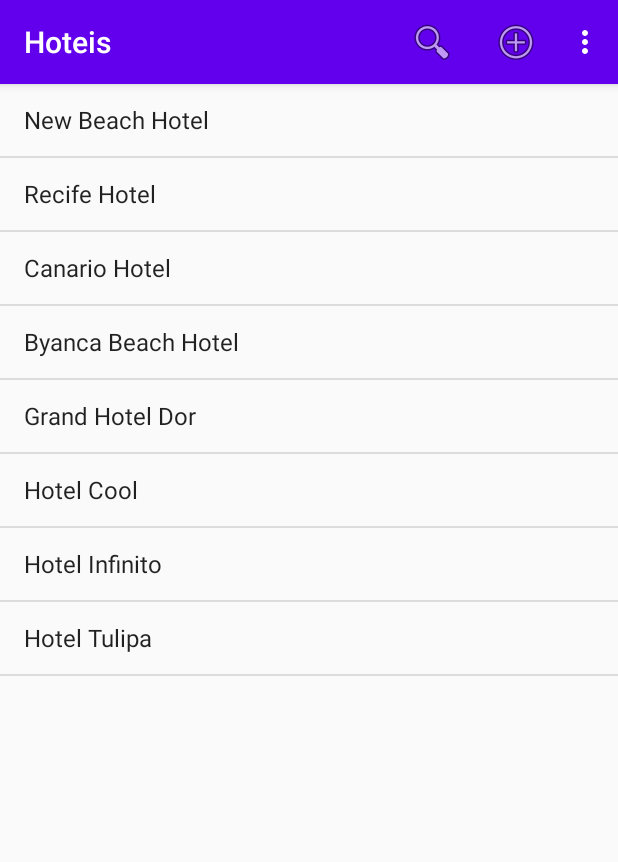
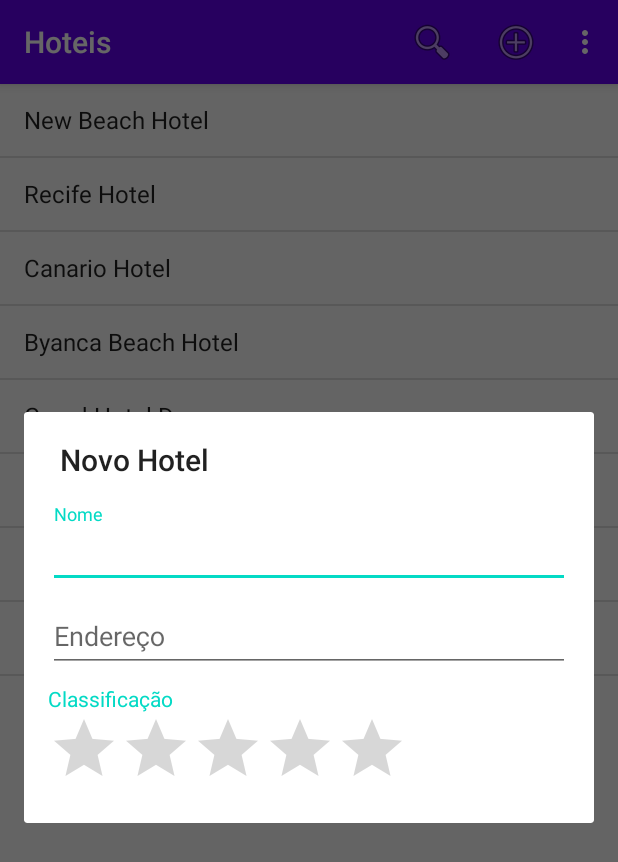
Before and after one commit to jdaibello/hoteis, an Android app: the screen it shows after launch (HotelActivity), after a tap on "Novo Hotel", on a phone screen of 412 x 824 dp. Shown: the top 862 px of the screen. Run offline under Robolectric (Android 15) with nearby library versions, the phone set to English and light mode, and no system bars.

Commit message:
Adicionando novos hotéis e usando o botão Up

```diff
--- a/app/build.gradle
+++ b/app/build.gradle
@@ -30,6 +30,7 @@ dependencies {
     implementation 'androidx.core:core-ktx:1.3.0'
     implementation 'androidx.appcompat:appcompat:1.1.0'
     implementation 'androidx.constraintlayout:constraintlayout:1.1.3'
+    implementation 'com.google.android.material:material:1.1.0'
     testImplementation 'junit:junit:4.12'
     androidTestImplementation 'androidx.test.ext:junit:1.1.1'
     androidTestImplementation 'androidx.test.espresso:espresso-core:3.2.0'
--- a/app/src/main/java/dominando/android/hoteis/HotelActivity.kt
+++ b/app/src/main/java/dominando/android/hoteis/HotelActivity.kt
@@ -9,7 +9,8 @@ import androidx.appcompat.app.AppCompatActivity
 import androidx.appcompat.widget.SearchView
 
 class HotelActivity : AppCompatActivity(), HotelListFragment.OnHotelClickListener,
-        SearchView.OnQueryTextListener, MenuItem.OnActionExpandListener {
+        SearchView.OnQueryTextListener, MenuItem.OnActionExpandListener,
+        HotelFormFragment.OnHotelSavedListener {
 
     private var lastSearchTerm: String = ""
     private var searchView: SearchView? = null
@@ -55,6 +56,8 @@ class HotelActivity : AppCompatActivity(), HotelListFragment.OnHotelClickListene
         when (item.itemId) {
             R.id.action_info ->
                 AboutDialogFragment().show(supportFragmentManager, "sobre")
+            R.id.action_new ->
+                HotelFormFragment.newInstance().open(supportFragmentManager)
         }
         return super.onOptionsItemSelected(item)
     }
@@ -98,6 +101,10 @@ class HotelActivity : AppCompatActivity(), HotelListFragment.OnHotelClickListene
         HotelDetailsActivity.open(this, hotelId)
     }
 
+    override fun onHotelSaved(hotel: Hotel) {
+        listFragment.search(lastSearchTerm)
+    }
+
     companion object {
         const val EXTRA_SEARCH_TERM = "lastSearch"
     }
--- /dev/null
+++ b/app/src/main/java/dominando/android/hoteis/HotelFormFragment.kt
@@ -0,0 +1,98 @@
+package dominando.android.hoteis
+
+import android.os.Bundle
+import android.view.LayoutInflater
+import android.view.View
+import android.view.ViewGroup
+import android.view.WindowManager
+import android.view.inputmethod.EditorInfo
+import android.widget.Toast
+import androidx.fragment.app.DialogFragment
+import androidx.fragment.app.FragmentManager
+import kotlinx.android.synthetic.main.fragment_hotel_form.*
+
+class HotelFormFragment : DialogFragment(), HotelFormView {
+    private val presenter = HotelFormPresenter(this, MemoryRepository)
+
+    override fun onCreateView(inflater: LayoutInflater, container: ViewGroup?, savedInstanceState: Bundle?): View? {
+        return inflater.inflate(R.layout.fragment_hotel_form, container, false)
+    }
+
+    override fun onViewCreated(view: View, savedInstanceState: Bundle?) {
+        super.onViewCreated(view, savedInstanceState)
+        val hotelId = arguments?.getLong(EXTRA_HOTEL_ID, 0) ?: 0
+        presenter.loadHotel(hotelId)
+        edtAddress.setOnEditorActionListener { _, i, _ ->
+            handleKeyboardEvent(i)
+        }
+        dialog?.setTitle(R.string.action_new_hotel)
+        dialog?.window?.setSoftInputMode(
+            WindowManager.LayoutParams.SOFT_INPUT_STATE_VISIBLE)
+    }
+
+    override fun showHotel(hotel: Hotel) {
+        edtName.setText(hotel.name)
+        edtAddress.setText(hotel.address)
+        rtbRating.rating = hotel.rating
+    }
+
+    override fun errorSaveHotel() {
+        Toast.makeText(requireContext(), R.string.error_hotel_not_found,
+            Toast.LENGTH_SHORT).show()
+    }
+
+    override fun errorInvalidHotel() {
+        Toast.makeText(requireContext(), R.string.error_invalid_hotel,
+            Toast.LENGTH_SHORT).show()
+    }
+
+    private fun handleKeyboardEvent(actionId: Int): Boolean {
+        if (EditorInfo.IME_ACTION_DONE == actionId) {
+            val hotel = saveHotel()
+            if (hotel != null) {
+                if (activity is OnHotelSavedListener) {
+                    val listener = activity as OnHotelSavedListener
+                    listener.onHotelSaved(hotel)
+                }
+                dialog?.dismiss()
+                return true
+            }
+        }
+        return false
+    }
+
+    private fun saveHotel(): Hotel? {
+        val hotel = Hotel()
+        val hotelId = arguments?.getLong(EXTRA_HOTEL_ID, 0) ?: 0
+        hotel.id = hotelId
+        hotel.name = edtName.text.toString()
+        hotel.address = edtAddress.text.toString()
+        hotel.rating = rtbRating.rating
+        if (presenter.saveHotel(hotel)) {
+            return hotel
+        } else {
+            return null
+        }
+    }
+
+    fun open(fm: FragmentManager) {
+        if (fm.findFragmentByTag(DIALOG_TAG) == null) {
+            show(fm, DIALOG_TAG)
+        }
+    }
+
+    interface OnHotelSavedListener {
+        fun onHotelSaved(hotel: Hotel)
+    }
+
+    companion object {
+        private const val DIALOG_TAG ="editDialog"
+        private const val EXTRA_HOTEL_ID = "hotelId"
+
+        fun newInstance(hotelId: Long = 0) = HotelFormFragment().apply {
+            arguments = Bundle().apply {
+                putLong(EXTRA_HOTEL_ID, hotelId)
+            }
+        }
+    }
+}
--- /dev/null
+++ b/app/src/main/java/dominando/android/hoteis/HotelFormPresenter.kt
@@ -0,0 +1,31 @@
+package dominando.android.hoteis
+
+class HotelFormPresenter(
+    private val view: HotelFormView,
+    private val repository: HotelRepository
+) {
+    private val validator = HotelValidator()
+
+    fun loadHotel(id: Long) {
+        repository.hotelById(id) { hotel ->
+            if (hotel != null) {
+                view.showHotel(hotel)
+            }
+        }
+    }
+
+    fun saveHotel(hotel: Hotel): Boolean {
+        return if (validator.validate(hotel)) {
+            try {
+                repository.save(hotel)
+                true
+            } catch (e: Exception) {
+                view.errorSaveHotel()
+                false
+            }
+        } else {
+            view.errorInvalidHotel()
+            false
+        }
+    }
+}
--- /dev/null
+++ b/app/src/main/java/dominando/android/hoteis/HotelFormView.kt
@@ -0,0 +1,7 @@
+package dominando.android.hoteis
+
+interface HotelFormView {
+    fun showHotel(hotel: Hotel)
+    fun errorInvalidHotel()
+    fun errorSaveHotel()
+}
--- /dev/null
+++ b/app/src/main/res/layout/fragment_hotel_form.xml
@@ -0,0 +1,60 @@
+<?xml version="1.0" encoding="utf-8"?>
+<ScrollView xmlns:android="http://schemas.android.com/apk/res/android"
+    android:id="@+id/scrollView"
+    android:layout_width="wrap_content"
+    android:layout_height="wrap_content">
+
+    <LinearLayout
+        android:layout_width="match_parent"
+        android:layout_height="wrap_content"
+        android:orientation="vertical"
+        android:padding="16dp">
+
+        <com.google.android.material.textfield.TextInputLayout
+            android:id="@+id/tilName"
+            android:layout_width="match_parent"
+            android:layout_height="match_parent">
+
+            <com.google.android.material.textfield.TextInputEditText
+                android:id="@+id/edtName"
+                android:layout_width="match_parent"
+                android:layout_height="wrap_content"
+                android:hint="@string/form_label_name"
+                android:imeOptions="actionNext"
+                android:inputType="textCapWords" />
+
+        </com.google.android.material.textfield.TextInputLayout>
+
+        <com.google.android.material.textfield.TextInputLayout
+            android:id="@+id/tilAddress"
+            android:layout_width="match_parent"
+            android:layout_height="match_parent">
+
+            <com.google.android.material.textfield.TextInputEditText
+                android:id="@+id/edtAddress"
+                android:layout_width="match_parent"
+                android:layout_height="wrap_content"
+                android:hint="@string/form_label_address"
+                android:imeOptions="actionDone"
+                android:inputType="textCapWords" />
+
+        </com.google.android.material.textfield.TextInputLayout>
+
+        <TextView
+            android:id="@+id/txtRating"
+            android:layout_width="wrap_content"
+            android:layout_height="wrap_content"
+            android:layout_marginTop="8dp"
+            android:text="@string/form_label_rating"
+            android:textColor="@color/colorAccent" />
+
+        <RatingBar
+            android:id="@+id/rtbRating"
+            android:layout_width="wrap_content"
+            android:layout_height="wrap_content"
+            android:numStars="5"
+            android:progressTint="@color/colorAccent"
+            android:stepSize="0.5" />
+    </LinearLayout>
+
+</ScrollView>
--- a/app/src/main/res/values/strings.xml
+++ b/app/src/main/res/values/strings.xml
@@ -11,4 +11,10 @@
     <string name="about_title">Dominando o Android</string>
     <string name="about_message">Desenvolvido por nglauber</string>
     <string name="about_button_site">Site</string>
+
+    <string name="form_label_name">Nome</string>
+    <string name="form_label_address">Endereço</string>
+    <string name="form_label_rating">Classificação</string>
+
+    <string name="error_invalid_hotel">Hotel não preenchido corretamente</string>
 </resources>
--- a/app/src/main/res/values/styles.xml
+++ b/app/src/main/res/values/styles.xml
@@ -5,6 +5,12 @@
         <item name="colorPrimary">@color/colorPrimary</item>
         <item name="colorPrimaryDark">@color/colorPrimaryDark</item>
         <item name="colorAccent">@color/colorAccent</item>
+        <item name="android:dialogTheme">@style/CustomDialog</item>
+    </style>
+
+    <style name="CustomDialog" parent="@style/Theme.AppCompat.Light.Dialog">
+        <item name="android:windowNoTitle">false</item>
+        <item name="colorAccent">@color/colorAccent</item>
     </style>
 
 </resources>
```
Also changed, not shown: app/src/main/AndroidManifest.xml (+6 -2 lines), app/src/main/java/dominando/android/hoteis/HotelValidator.kt (added, +10 -0 lines).
